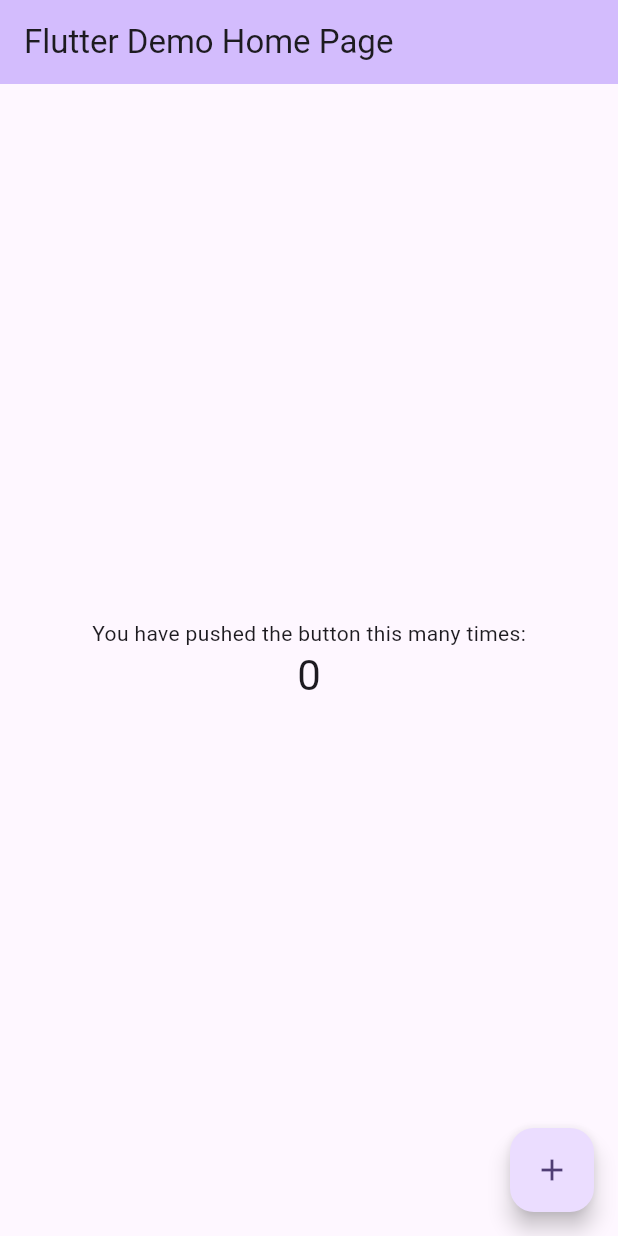
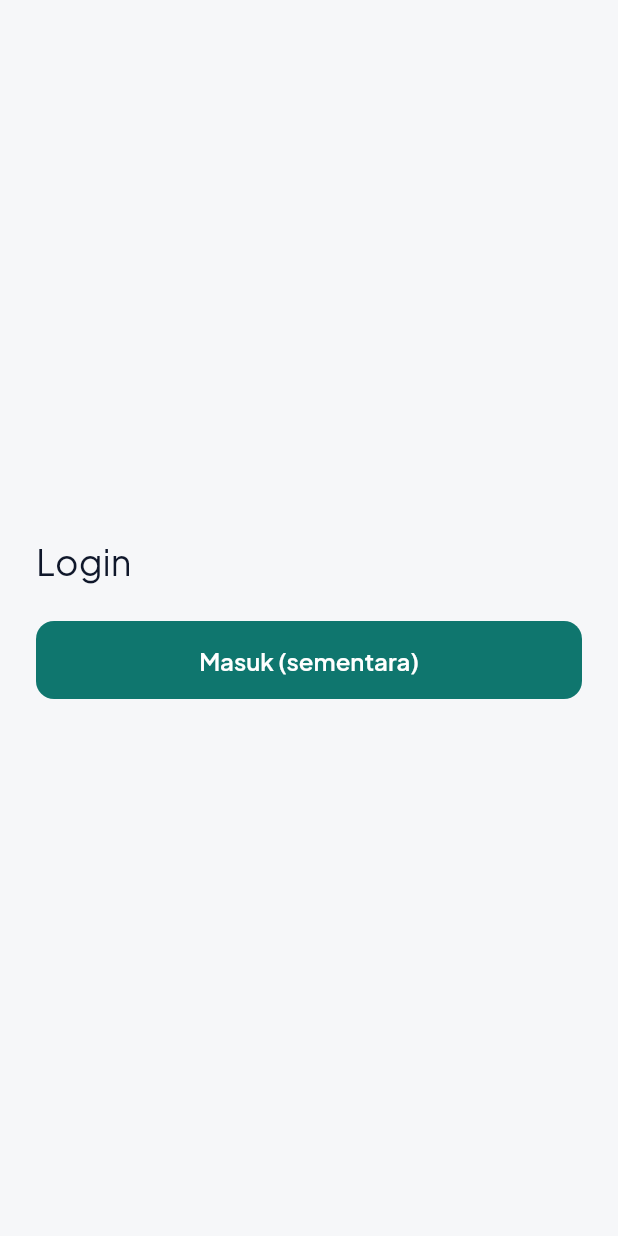
Before and after one commit to Ramzisyuhada/KasirKu, a Flutter app: the screen it shows after launch, on a phone screen of 412 x 824 dp. Run offline on Flutter 3.47's test engine with Material 3 defaults, Android fonts, the phone set to English and light mode, and no system bars; our stand-ins replace flutter_riverpod, go_router, google_fonts, supabase_flutter; accounts and stored records are empty.

Commit message:
feat: routing dengan go_router

```diff
--- /dev/null
+++ b/lib/core/router/app_router.dart
@@ -0,0 +1,23 @@
+import 'package:flutter_riverpod/flutter_riverpod.dart';
+import 'package:go_router/go_router.dart';
+
+import 'package:kasirku/features/auth/presentation/create_store_screen.dart';
+import 'package:kasirku/features/cart/presentation/kasir_screen.dart';
+import 'package:kasirku/features/auth/presentation/login_screen.dart';
+
+class AppRoutes {
+  static const login = '/login';
+  static const createStore = '/create-store';
+  static const kasir = '/kasir';
+}
+
+final routerProvider = Provider<GoRouter>((ref) {
+  return GoRouter(
+    initialLocation: AppRoutes.login,
+    routes: [
+      GoRoute(path: AppRoutes.login, builder: (_, __) => const LoginScreen()),
+      GoRoute(path: AppRoutes.createStore, builder: (_, __) => const CreateStoreScreen()),
+      GoRoute(path: AppRoutes.kasir, builder: (_, __) => const KasirScreen()),
+    ],
+  );
+});
--- /dev/null
+++ b/lib/features/auth/presentation/login_screen.dart
@@ -0,0 +1,30 @@
+import 'package:flutter/material.dart';
+import 'package:go_router/go_router.dart';
+
+class LoginScreen extends StatelessWidget {
+  const LoginScreen({super.key});
+
+  @override
+  Widget build(BuildContext context) {
+    return Scaffold(
+      body: SafeArea(
+        child: Padding(
+          padding: const EdgeInsets.all(24),
+          child: Column(
+            crossAxisAlignment: CrossAxisAlignment.stretch,
+            children: [
+              const Spacer(),
+              Text('Login', style: Theme.of(context).textTheme.headlineSmall),
+              const SizedBox(height: 24),
+              FilledButton(
+                onPressed: () => context.go('/create-store'),
+                child: const Text('Masuk (sementara)'),
+              ),
+              const Spacer(),
+            ],
+          ),
+        ),
+      ),
+    );
+  }
+}
--- /dev/null
+++ b/lib/features/cart/presentation/kasir_screen.dart
@@ -0,0 +1,19 @@
+import 'package:flutter/material.dart';
+import 'package:go_router/go_router.dart';
+
+class KasirScreen extends StatelessWidget {
+  const KasirScreen({super.key});
+
+  @override
+  Widget build(BuildContext context) {
+    return Scaffold(
+      appBar: AppBar(title: const Text('Warung Bu Sri')),
+      body: Center(
+        child: TextButton(
+          onPressed: () => context.go('/login'),
+          child: const Text('Keluar (sementara)'),
+        ),
+      ),
+    );
+  }
+}
--- a/lib/main.dart
+++ /dev/null
@@ -1,122 +0,0 @@
-import 'package:flutter/material.dart';
-
-void main() {
-  runApp(const MyApp());
-}
-
-class MyApp extends StatelessWidget {
-  const MyApp({super.key});
-
-  // This widget is the root of your application.
-  @override
-  Widget build(BuildContext context) {
-    return MaterialApp(
-      title: 'Flutter Demo',
-      theme: ThemeData(
-        // This is the theme of your application.
-        //
-        // TRY THIS: Try running your application with "flutter run". You'll see
-        // the application has a purple toolbar. Then, without quitting the app,
-        // try changing the seedColor in the colorScheme below to Colors.green
-        // and then invoke "hot reload" (save your changes or press the "hot
-        // reload" button in a Flutter-supported IDE, or press "r" if you used
-        // the command line to start the app).
-        //
-        // Notice that the counter didn't reset back to zero; the application
-        // state is not lost during the reload. To reset the state, use hot
-        // restart instead.
-        //
-        // This works for code too, not just values: Most code changes can be
-        // tested with just a hot reload.
-        colorScheme: .fromSeed(seedColor: Colors.deepPurple),
-      ),
-      home: const MyHomePage(title: 'Flutter Demo Home Page'),
-    );
-  }
-}
-
-class MyHomePage extends StatefulWidget {
-  const MyHomePage({super.key, required this.title});
-
-  // This widget is the home page of your application. It is stateful, meaning
-  // that it has a State object (defined below) that contains fields that affect
-  // how it looks.
-
-  // This class is the configuration for the state. It holds the values (in this
-  // case the title) provided by the parent (in this case the App widget) and
-  // used by the build method of the State. Fields in a Widget subclass are
-  // always marked "final".
-
-  final String title;
-
-  @override
-  State<MyHomePage> createState() => _MyHomePageState();
-}
-
-class _MyHomePageState extends State<MyHomePage> {
-  int _counter = 0;
-
-  void _incrementCounter() {
-    setState(() {
-      // This call to setState tells the Flutter framework that something has
-      // changed in this State, which causes it to rerun the build method below
-      // so that the display can reflect the updated values. If we changed
-      // _counter without calling setState(), then the build method would not be
-      // called again, and so nothing would appear to happen.
-      _counter++;
-    });
-  }
-
-  @override
-  Widget build(BuildContext context) {
-    // This method is rerun every time setState is called, for instance as done
-    // by the _incrementCounter method above.
-    //
-    // The Flutter framework has been optimized to make rerunning build methods
-    // fast, so that you can just rebuild anything that needs updating rather
-    // than having to individually change instances of widgets.
-    return Scaffold(
-      appBar: AppBar(
-        // TRY THIS: Try changing the color here to a specific color (to
-        // Colors.amber, perhaps?) and trigger a hot reload to see the AppBar
-        // change color while the other colors stay the same.
-        backgroundColor: Theme.of(context).colorScheme.inversePrimary,
-        // Here we take the value from the MyHomePage object that was created by
-        // the App.build method, and use it to set our appbar title.
-        title: Text(widget.title),
-      ),
-      body: Center(
-        // Center is a layout widget. It takes a single child and positions it
-        // in the middle of the parent.
-        child: Column(
-          // Column is also a layout widget. It takes a list of children and
-          // arranges them vertically. By default, it sizes itself to fit its
-          // children horizontally, and tries to be as tall as its parent.
-          //
-          // Column has various properties to control how it sizes itself and
-          // how it positions its children. Here we use mainAxisAlignment to
-          // center the children vertically; the main axis here is the vertical
-          // axis because Columns are vertical (the cross axis would be
-          // horizontal).
-          //
-          // TRY THIS: Invoke "debug painting" (choose the "Toggle Debug Paint"
-          // action in the IDE, or press "p" in the console), to see the
-          // wireframe for each widget.
-          mainAxisAlignment: .center,
-          children: [
-            const Text('You have pushed the button this many times:'),
-            Text(
-              '$_counter',
-              style: Theme.of(context).textTheme.headlineMedium,
-            ),
-          ],
-        ),
-      ),
-      floatingActionButton: FloatingActionButton(
-        onPressed: _incrementCounter,
-        tooltip: 'Increment',
-        child: const Icon(Icons.add),
-      ),
-    );
-  }
-}
```
Also changed, not shown: lib/app.dart (+9 -49 lines), lib/features/auth/presentation/create_store_screen.dart (added, +20 -0 lines).
